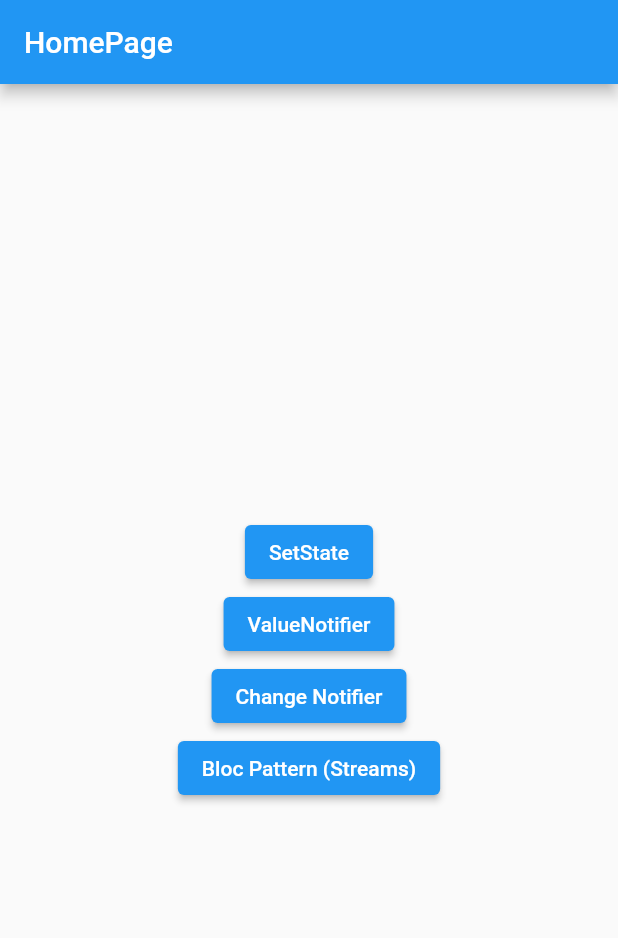
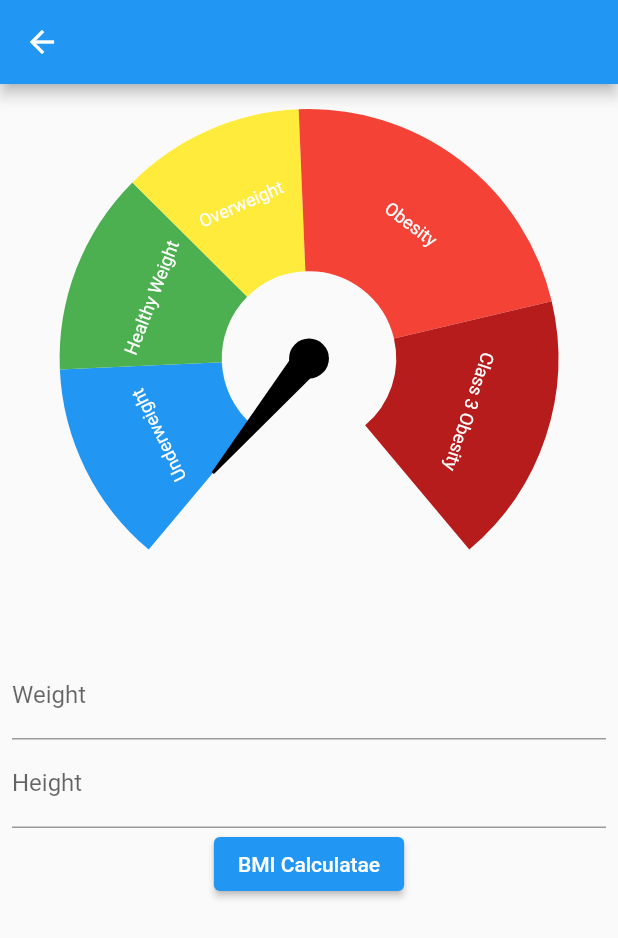
Before and after one commit to Thiago-Bilangieri/BMI-Calculator, a Flutter app: the screen it shows after launch, after a tap on "ValueNotifier", on a phone screen of 412 x 824 dp. Shown: the top 938 px of the screen. Run offline on Flutter 3.47's test engine with Material 2 defaults, Android fonts, the phone set to English and light mode, and no system bars; drawn by our look-alikes of syncfusion_flutter_gauges; our stand-ins replace currency_text_input_formatter.

Commit message:
ValueNotifier is Ready

```diff
--- a/lib/home_page.dart
+++ b/lib/home_page.dart
@@ -1,4 +1,5 @@
 import 'package:bmi_calculator/setState/bmi_setstate_page.dart';
+import 'package:bmi_calculator/value_notifier/bmi_value_notifier.dart';
 import 'package:flutter/material.dart';
 
 class HomePage extends StatelessWidget {
@@ -25,7 +26,7 @@ class HomePage extends StatelessWidget {
               child: const Text("SetState"),
             ),
             ElevatedButton(
-              onPressed: () {},
+              onPressed: () => _goToPage(context, const BmiValueNotifier()),
               child: const Text("ValueNotifier"),
             ),
             ElevatedButton(
--- /dev/null
+++ b/lib/value_notifier/bmi_value_notifier.dart
@@ -0,0 +1,108 @@
+import 'dart:math';
+
+import 'package:bmi_calculator/widgets/bmi_gauge.dart';
+import 'package:currency_text_input_formatter/currency_text_input_formatter.dart';
+import 'package:flutter/material.dart';
+import 'package:intl/intl.dart';
+
+class BmiValueNotifier extends StatefulWidget {
+  const BmiValueNotifier({Key? key}) : super(key: key);
+
+  @override
+  State<BmiValueNotifier> createState() => _BmiValueNotifierState();
+}
+
+class _BmiValueNotifierState extends State<BmiValueNotifier> {
+  final formKey = GlobalKey<FormState>();
+  final weightEC = TextEditingController();
+  final heightEC = TextEditingController();
+  var bmi = ValueNotifier(0.0);
+
+  void bmiCalc({required double weight, required double height}) async {
+    setState(() {
+      bmi.value = 0.0;
+    });
+    await Future.delayed(const Duration(seconds: 1));
+    setState(() {
+      bmi.value = weight / pow(height, 2);
+    });
+  }
+
+  @override
+  Widget build(BuildContext context) {
+    return Scaffold(
+      appBar: AppBar(
+        title: const Text(''),
+      ),
+      body: SingleChildScrollView(
+          child: Form(
+        key: formKey,
+        child: Padding(
+          padding: const EdgeInsets.all(8.0),
+          child: Column(
+            children: [
+              ValueListenableBuilder<double>(
+                valueListenable: bmi,
+                builder: (_, bmi, __) => BmiGauge(bmi: bmi),
+              ),
+              const SizedBox(
+                height: 20,
+              ),
+              TextFormField(
+                keyboardType: TextInputType.number,
+                controller: weightEC,
+                decoration: const InputDecoration(labelText: "Weight"),
+                inputFormatters: [
+                  CurrencyTextInputFormatter(
+                    locale: "pt_PT",
+                    decimalDigits: 2,
+                    turnOffGrouping: true,
+                    symbol: "",
+                  ),
+                ],
+                validator: (value) {
+                  if (value == null || value.isEmpty) {
+                    return "Weight is required";
+                  }
+                },
+              ),
+              TextFormField(
+                controller: heightEC,
+                keyboardType: TextInputType.number,
+                decoration: const InputDecoration(labelText: "Height"),
+                inputFormatters: [
+                  CurrencyTextInputFormatter(
+                    locale: "pt_PT",
+                    decimalDigits: 2,
+                    turnOffGrouping: true,
+                    symbol: "",
+                  ),
+                ],
+                validator: (value) {
+                  if (value == null || value.isEmpty) {
+                    return "Height is required";
+                  }
+                },
+              ),
+              ElevatedButton(
+                onPressed: () {
+                  var formValid = formKey.currentState?.validate() ?? false;
+                  if (formValid) {
+                    var format = NumberFormat.simpleCurrency(
+                      locale: "pt_PT",
+                      decimalDigits: 2,
+                    );
+                    double weight = format.parse(weightEC.text) as double;
+                    double height = format.parse(heightEC.text) as double;
+                    bmiCalc(weight: weight, height: height);
+                  }
+                },
+                child: Text("BMI Calculatae"),
+              )
+            ],
+          ),
+        ),
+      )),
+    );
+  }
+}
```
